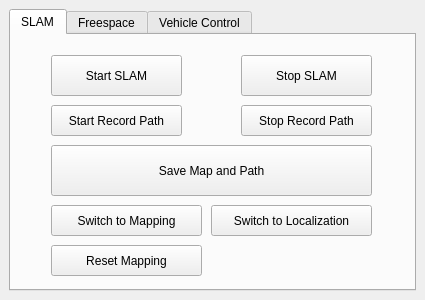
Qt form src/rqt_state_machine/state_machine_controller.ui (JingruiYu/rqt_state_machine) before a commit.
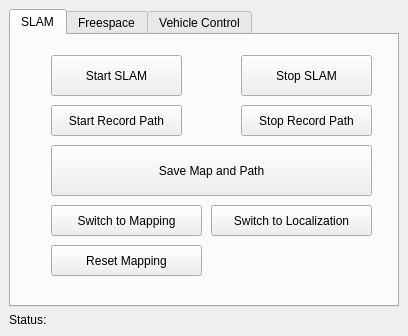
The same form after that commit. The open tabs and pages were chosen to show the change.

Commit message: add status bar

Diff of the .ui file:
```diff
--- a/src/rqt_state_machine/state_machine_controller.ui
+++ b/src/rqt_state_machine/state_machine_controller.ui
@@ -9,8 +9,8 @@
    <rect>
     <x>0</x>
     <y>0</y>
-    <width>425</width>
-    <height>300</height>
+    <width>408</width>
+    <height>336</height>
    </rect>
   </property>
   <property name="windowTitle">
@@ -31,6 +31,12 @@
    </property>
    <item>
     <widget class="QWidget" name="toolbar_widget" native="true">
+     <property name="minimumSize">
+      <size>
+       <width>0</width>
+       <height>300</height>
+      </size>
+     </property>
      <layout class="QVBoxLayout" name="verticalLayout_2">
       <item>
        <widget class="QTabWidget" name="tabWidget">
@@ -210,6 +216,13 @@
         </widget>
        </widget>
       </item>
+      <item>
+       <widget class="QLabel" name="status">
+        <property name="text">
+         <string>Status:</string>
+        </property>
+       </widget>
+      </item>
      </layout>
     </widget>
    </item>
```
Left out of the diff: 2 changed lines with no effect on the pictures. The commit also changes 1 other file.
